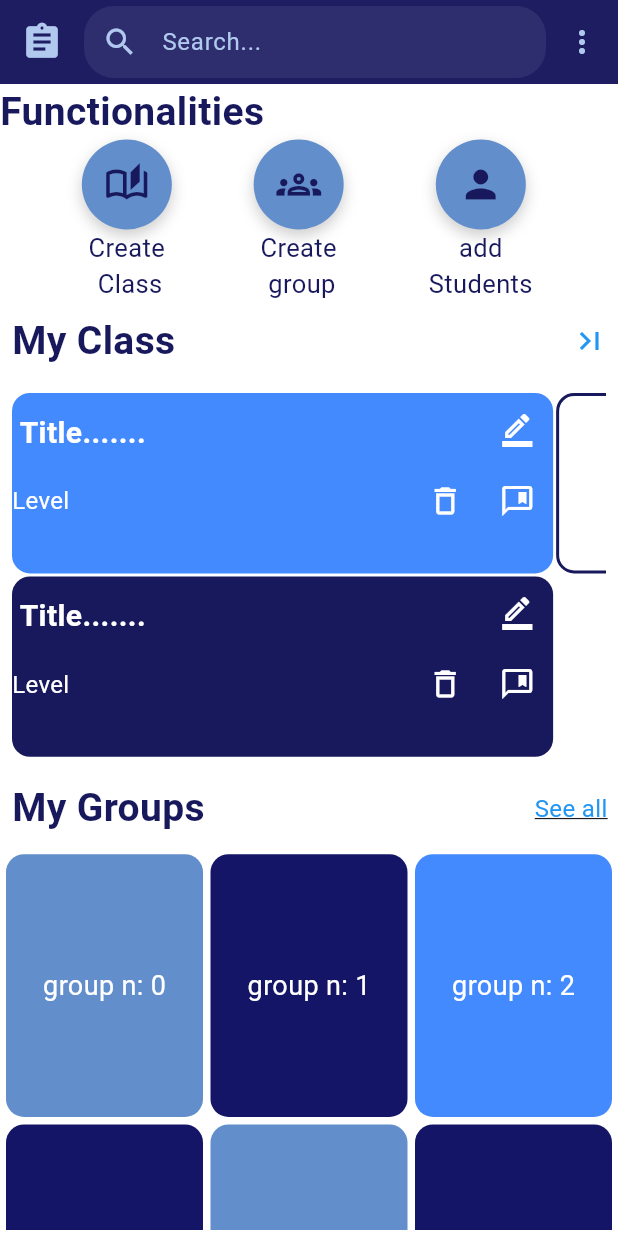
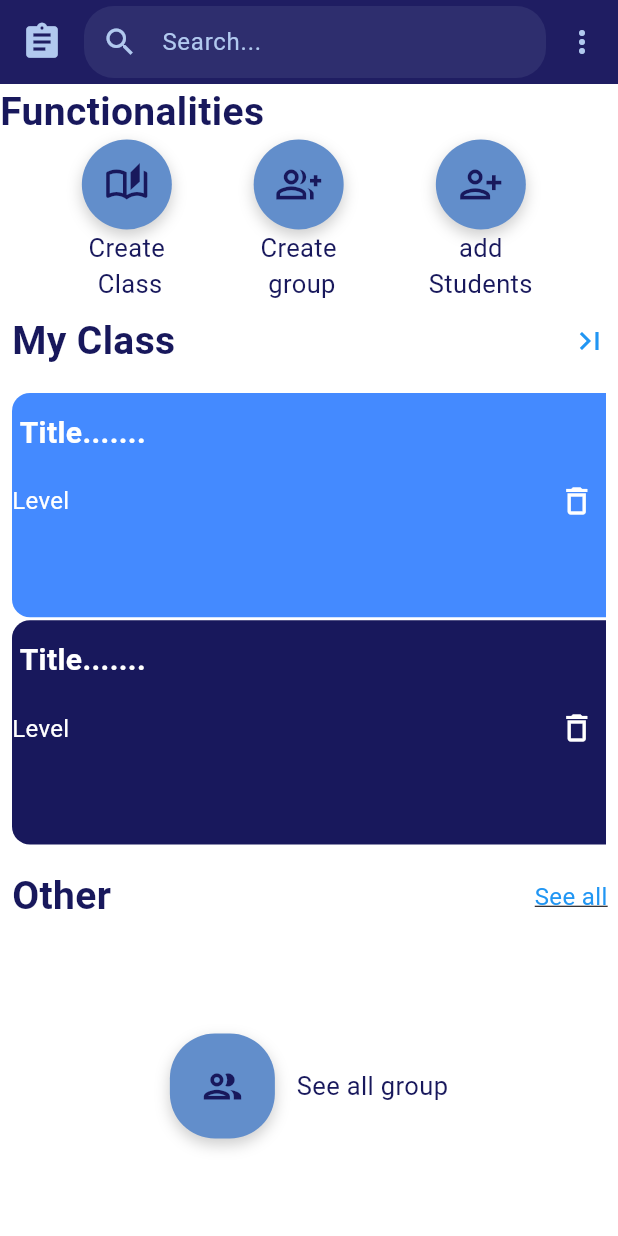
Before and after one commit to Meriem-t11y/Student_Assessment-_Management_mobileapp, a Flutter app: the screen it shows after launch, on a phone screen of 412 x 824 dp. Run offline on Flutter 3.47's test engine with Material 3 defaults, Android fonts, the phone set to English and light mode, and no system bars; our stand-ins replace file_picker, sqflite; accounts and stored records are empty.

Commit message:
Merge remote-tracking branch 'github/master'
# Conflicts:
#	lib/main.dart

```diff
--- a/lib/main.dart
+++ b/lib/main.dart
@@ -299,7 +299,7 @@
                         child: IconButton(
                           iconSize: 30,
                           icon: Icon(
-                          Icons.groups_outlined,
+                            Icons.group_add_outlined,
                             color: Color(0xFF18185C),
                           ),
                           onPressed: () {
@@ -488,7 +488,7 @@
                         child: IconButton(
                           iconSize: 30,
                           icon: Icon(
-                          Icons.person,
+                            Icons.person_add_alt,
                             color: Color(0xFF18185C),
                           ),
                           onPressed: () {
@@ -945,7 +945,7 @@
                   Padding(
                     padding: EdgeInsets.all(8.0),
                     child: Text(
-                    "My Groups",
+                      "Other",
                       textAlign: TextAlign.start,
                       style: TextStyle(
                         fontSize: 26,
@@ -974,35 +974,54 @@
                   ),
                 ],
               ),
-            Expanded(
-                child: Padding(
-                  padding: const EdgeInsets.all(4.0),
-                  child: GridView.builder(
-                    scrollDirection: Axis.vertical,
-                    gridDelegate: SliverGridDelegateWithFixedCrossAxisCount(
-                      crossAxisCount: 3,
-                      crossAxisSpacing: 5.0,
-                      mainAxisSpacing: 5.0,
-                      childAspectRatio:3/4 ,
-                    ),
-                    itemCount: 14,
-                    itemBuilder: (context, index) {
-                      return Container(
+              Column(
+                mainAxisAlignment: MainAxisAlignment.spaceAround,
+                children: [
+                  Container(
+                    width: 200,
+                    height: 200,
+                    child:Row(
+                      mainAxisAlignment: MainAxisAlignment.spaceAround,
+                      children: [
+                        Container(
+                          width: 70,
+                          height: 70,
                           decoration: BoxDecoration(
-                          color: ((index+1) % 2== 0)? Color(0xFF151567) :((index+1) % 3== 0)?
-                          Colors.blueAccent:Color(0xFF628ECB),
-                          borderRadius: BorderRadius.circular(12),
-                        ),
-                        child: Center(
-                          child: Text(
-                            'group n: $index',
-                            style: TextStyle(color: Colors.white, fontSize: 18),
-                          ),
-                        ),
-                      );
-                    },
-                  ),
-                )),
+                            color: Color(0xFF628ECB),
+                            borderRadius: BorderRadius.circular(30),
+                            boxShadow: [
+                              BoxShadow(
+                                color: Colors.black.withOpacity(0.2),
+                                blurRadius: 8,
+                                offset: Offset(0, 4),
+                              ),
+                            ],
+                          ),
+                          child: IconButton(
+                            iconSize: 30,
+                            icon: Icon(
+                              Icons.group_outlined,
+                              color: Color(0xFF18185C),
+                            ),
+                            onPressed: (){
+
+                            },
+                          ),
+                        ),
+                        Text(
+                          textAlign: TextAlign.center,
+                          "See all group",
+                          style: TextStyle(
+                            fontSize: 17,
+                            fontWeight: FontWeight.normal,
+                            color: Color(0xFF18185C),
+                          ),
+                        ),
+                      ],
+                    ),
+                  )
+                ],
+              )
             ])
     );
   }
@@ -1343,6 +1362,7 @@
               elevation: 4,
               child: Padding(
                 padding: const EdgeInsets.all(8.0),
+                child:Container(
                   child: Column(
                   mainAxisAlignment: MainAxisAlignment.center,
                   crossAxisAlignment: CrossAxisAlignment.stretch,
@@ -1361,6 +1381,7 @@
                     SizedBox(height: 4),
                   ],
                 ),
+                )
               ),
             );
           },
@@ -1467,7 +1488,9 @@
   }
 
   // Insert student
-  Future<bool> insertStudent(String finame, String famname, String speciality, int level, int group) async {
+  Future<bool> insertStudent(String finame,
+      String famname, String speciality,
+      int level, int group) async {
     try {
       final db = await database;
       await db.insert(
```
Lines whose indentation alone changed are shown as unchanged.
